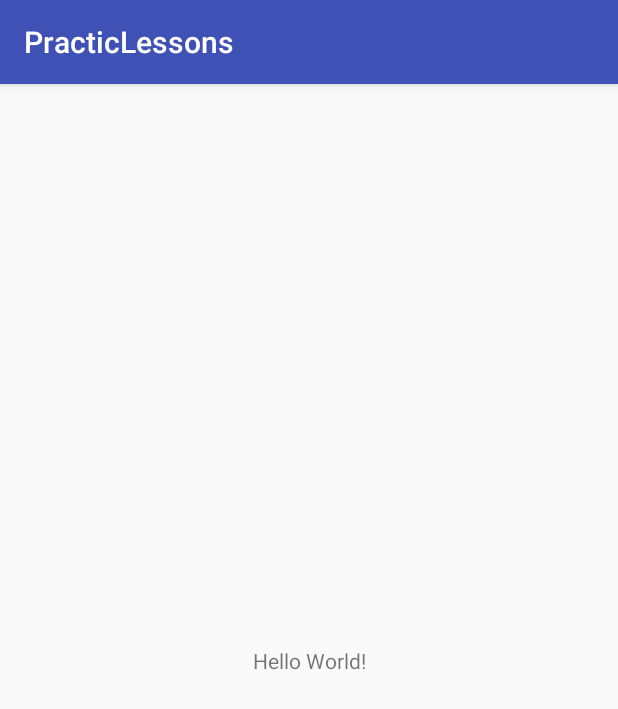
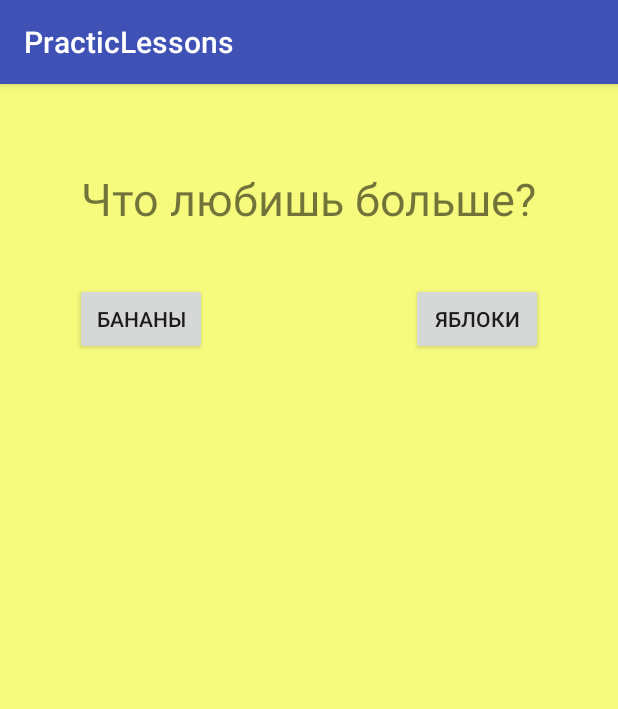
Before and after one commit to geektech-android/Lessons, an Android app: the screen it shows after launch (MainActivity), on a phone screen of 412 x 824 dp. Shown: the top 709 px of the screen. Run offline under Robolectric (Android 15) with nearby library versions, the light colour scheme and no system bars.

Commit message:
Home work 3))

```diff
--- a/app/src/main/java/com/akai/geektech/practiclessons/MainActivity.java
+++ b/app/src/main/java/com/akai/geektech/practiclessons/MainActivity.java
@@ -1,13 +1,70 @@
 package com.akai.geektech.practiclessons;
 
+import android.content.Intent;
+import android.support.annotation.Nullable;
 import android.support.v7.app.AppCompatActivity;
 import android.os.Bundle;
+import android.view.View;
+import android.widget.Button;
+import android.widget.TextView;
 
-public class MainActivity extends AppCompatActivity {
+public class MainActivity extends AppCompatActivity implements View.OnClickListener {
+    TextView textView1;
+    final int REQUEST_CODE_BANANA = 1;
+    final int REQUEST_CODE_APPLE = 2;
 
     @Override
     protected void onCreate(Bundle savedInstanceState) {
         super.onCreate(savedInstanceState);
         setContentView(R.layout.activity_main);
+        Button button1 = findViewById(R.id.banana_button);
+        Button button2 = findViewById(R.id.apple_button);
+        button1.setOnClickListener(this);
+        button2.setOnClickListener(this);
+        textView1 = findViewById(R.id.textView);
+    }
+
+    @Override
+    public void onClick(View view) {
+        String action = "com.akai.geektech.practiclessons.THIRD_ACTION";
+        switch (view.getId()) {
+            case R.id.banana_button:
+                Intent intent1 = new Intent(this, BananaActivity.class);
+                startActivityForResult(intent1, REQUEST_CODE_BANANA);
+                break;
+            case R.id.apple_button:
+                Intent intent2 = new Intent();
+                intent2.setAction(action);
+                startActivityForResult(intent2, REQUEST_CODE_APPLE);
+                break;
+
+        }
+    }
+
+    @Override
+    protected void onActivityResult(int requestCode, int resultCode, @Nullable Intent data) {
+        switch (requestCode) {
+            case REQUEST_CODE_BANANA:
+                if (data == null) {
+                    return;
+                } else {
+                    String name = data.getStringExtra("name");
+                    String newTextView = name + " любит бананы, а ты?";
+                    textView1.setText(newTextView);
+                }
+                break;
+            case REQUEST_CODE_APPLE:
+                if (data == null) {
+                    return;
+                } else {
+                    String email = data.getStringExtra("email");
+                    String newTextView2 = email + " любит яблоки, а ты?";
+                    textView1.setText(newTextView2);
+                }
+                break;
+
+
+        }
+
     }
 }
--- a/app/src/main/res/layout/activity_main.xml
+++ b/app/src/main/res/layout/activity_main.xml
@@ -4,15 +4,41 @@
     xmlns:tools="http://schemas.android.com/tools"
     android:layout_width="match_parent"
     android:layout_height="match_parent"
+    android:background="@color/background"
     tools:context=".MainActivity">
 
     <TextView
+        android:id="@+id/textView"
         android:layout_width="wrap_content"
         android:layout_height="wrap_content"
-        android:text="Hello World!"
-        app:layout_constraintBottom_toBottomOf="parent"
-        app:layout_constraintLeft_toLeftOf="parent"
-        app:layout_constraintRight_toRightOf="parent"
-        app:layout_constraintTop_toTopOf="parent" />
+        android:layout_marginTop="56dp"
+        android:text="Что любишь больше?"
+        android:textSize="30sp"
+        app:layout_constraintEnd_toEndOf="parent"
+        app:layout_constraintStart_toStartOf="parent"
+        app:layout_constraintTop_toTopOf="parent"
+        tools:ignore="MissingConstraints" />
 
-</android.support.constraint.ConstraintLayout>
+    <Button
+        android:id="@+id/banana_button"
+        android:layout_width="wrap_content"
+        android:layout_height="wrap_content"
+        android:layout_marginLeft="50sp"
+        android:layout_marginTop="36dp"
+        android:text="Бананы"
+        app:layout_constraintStart_toStartOf="parent"
+        app:layout_constraintTop_toBottomOf="@+id/textView"
+        tools:ignore="MissingConstraints" />
+
+    <Button
+        android:id="@+id/apple_button"
+        android:layout_width="wrap_content"
+        android:layout_height="wrap_content"
+        android:layout_marginTop="36dp"
+        android:layout_marginRight="50sp"
+        android:text="Яблоки"
+        app:layout_constraintEnd_toEndOf="parent"
+        app:layout_constraintTop_toBottomOf="@+id/textView"
+        tools:ignore="MissingConstraints" />
+
+   </android.support.constraint.ConstraintLayout>
--- a/app/src/main/res/values/colors.xml
+++ b/app/src/main/res/values/colors.xml
@@ -3,4 +3,5 @@
     <color name="colorPrimary">#3F51B5</color>
     <color name="colorPrimaryDark">#303F9F</color>
     <color name="colorAccent">#FF4081</color>
+    <color name="background">#f6fa7d</color>
 </resources>
--- a/app/src/main/res/values/strings.xml
+++ b/app/src/main/res/values/strings.xml
@@ -1,3 +1,5 @@
 <resources>
     <string name="app_name">PracticLessons</string>
+    <string name="banana_info">С ботанической точки зрения банан является ягодой, многосеменной и толстокожей. Бананы — одна из древнейших пищевых культур, а для тропических стран важнейшее пищевое растение и главная статья экспорта.</string>
+<string name="apple_info">Я́блоко — плод яблони, который употребляется в пищу в свежем виде, служит сырьём в кулинарии и для приготовления напитков. Считается, что родиной яблони является Центральная Азия. </string>
 </resources>
--- a/build.gradle
+++ b/build.gradle
@@ -7,7 +7,7 @@ buildscript {
         jcenter()
     }
     dependencies {
-        classpath 'com.android.tools.build:gradle:3.1.3'
+        classpath 'com.android.tools.build:gradle:3.2.1'
 
 
         // NOTE: Do not place your application dependencies here; they belong
```
Also changed, not shown: app/src/main/AndroidManifest.xml (+7 -0 lines), app/src/main/java/com/akai/geektech/practiclessons/AppleActivity.java (added, +40 -0 lines), app/src/main/java/com/akai/geektech/practiclessons/BananaActivity.java (added, +38 -0 lines), app/src/main/res/layout/apple_activity.xml (added, +80 -0 lines), app/src/main/res/layout/banana_activity.xml (added, +76 -0 lines), app/src/main/res/drawable/apple.jpg (added), app/src/main/res/drawable/banana.jpg (added), gradle/wrapper/gradle-wrapper.properties.
